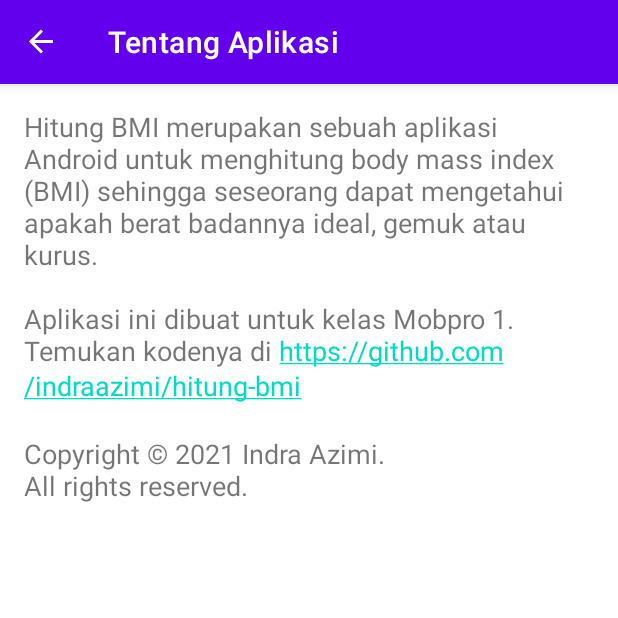
After one commit to D3IF-Cool/4301-hitung-bmi-roberthussebastian, an Android app: the AboutFragment screen opened through its navigation route, on a phone screen of 412 x 824 dp, the top half of it. The commit adds this screen. Run offline under Robolectric (Android 15) with nearby library versions, the phone set to English and light mode, and no system bars; our stand-ins replace navigation-ui.

Commit message:
Membuat navigasi menggunakan menu

```diff
--- /dev/null
+++ b/app/src/main/java/org/d3if4035/hitungbmi/ui/AboutFragment.kt
@@ -0,0 +1,7 @@
+package org.d3if4035.hitungbmi.ui
+
+import androidx.fragment.app.Fragment
+import org.d3if4035.hitungbmi.R
+
+class AboutFragment: Fragment(R.layout.fragment_about) {
+}
--- a/app/src/main/java/org/d3if4035/hitungbmi/ui/HitungFragment.kt
+++ b/app/src/main/java/org/d3if4035/hitungbmi/ui/HitungFragment.kt
@@ -6,6 +6,7 @@ import android.view.*
 import android.widget.Toast
 import androidx.fragment.app.Fragment
 import androidx.navigation.findNavController
+import androidx.navigation.fragment.findNavController
 import org.d3if4035.hitungbmi.R
 import org.d3if4035.hitungbmi.data.KategoriBmi
 import org.d3if4035.hitungbmi.databinding.FragmentHitungBinding
@@ -25,7 +26,23 @@ class HitungFragment : Fragment() {
                 HitungFragmentDirections.actionHitungFragmentToSaranFragment(kategoriBmi)
             )
         }
+        setHasOptionsMenu(true)
         return binding.root
+    }
+
+    override fun onCreateOptionsMenu(menu: Menu, inflater: MenuInflater) {
+        super.onCreateOptionsMenu(menu, inflater)
+        inflater.inflate(R.menu.option_menu, menu)
+    }
+
+    override fun onOptionsItemSelected(item: MenuItem): Boolean {
+        if (item.itemId == R.id.menu_about) {
+            findNavController().navigate(
+                R.id.action_hitungFragment_to_aboutFragment
+            )
+            return true
+        }
+        return super.onOptionsItemSelected(item)
     }
 
     private fun hitungBmi() {
--- /dev/null
+++ b/app/src/main/res/layout/fragment_about.xml
@@ -0,0 +1,8 @@
+<?xml version="1.0" encoding="utf-8"?>
+<TextView xmlns:android="http://schemas.android.com/apk/res/android"
+    android:layout_width="match_parent"
+    android:layout_height="match_parent"
+    android:layout_margin="16dp"
+    android:autoLink="web"
+    android:text="@string/copyright"
+    android:textSize="18sp"/>
--- /dev/null
+++ b/app/src/main/res/menu/option_menu.xml
@@ -0,0 +1,11 @@
+<?xml version="1.0" encoding="utf-8"?>
+<menu
+    xmlns:android="http://schemas.android.com/apk/res/android"
+    xmlns:app="http://schemas.android.com/apk/res-auto">
+
+    <item
+        android:id="@+id/menu_about"
+        android:title="@string/tentang_aplikasi"
+        app:showAsAction="never" />
+
+</menu>
--- a/app/src/main/res/values/strings.xml
+++ b/app/src/main/res/values/strings.xml
@@ -22,6 +22,8 @@
     <string name="saran_ideal">Pertahankan gaya hidupmu! Tapi jangan kebanyakan gaya karena itu berbahaya.</string>
     <string name="saran_gemuk">Cobalah untuk olahraga lari. Kemanapun boleh, asal tidak lari dari kehidupan.</string>
     <string name="lihat_saran">Lihat Saran</string>
+    <string name="copyright">Hitung BMI merupakan sebuah aplikasi Android untuk menghitung body mass index (BMI) sehingga seseorang dapat mengetahui apakah berat badannya ideal, gemuk atau kurus. \n\nAplikasi ini dibuat untuk kelas Mobpro 1. Temukan kodenya di https://github.com/indraazimi/hitung-bmi\n\nCopyright © 2021 Indra Azimi.\nAll rights reserved.</string>
+    <string name="tentang_aplikasi">Tentang Aplikasi</string>
     <dimen name="horizontal_margin">16dp</dimen>
 
 
```
Also changed, not shown: app/src/main/res/navigation/navigation.xml (+9 -0 lines).
